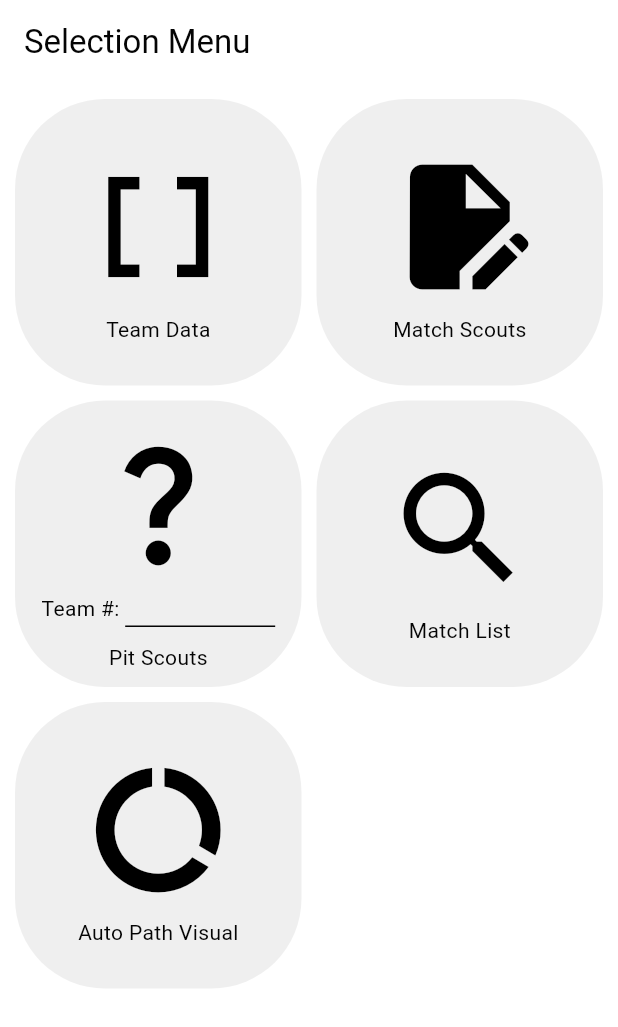
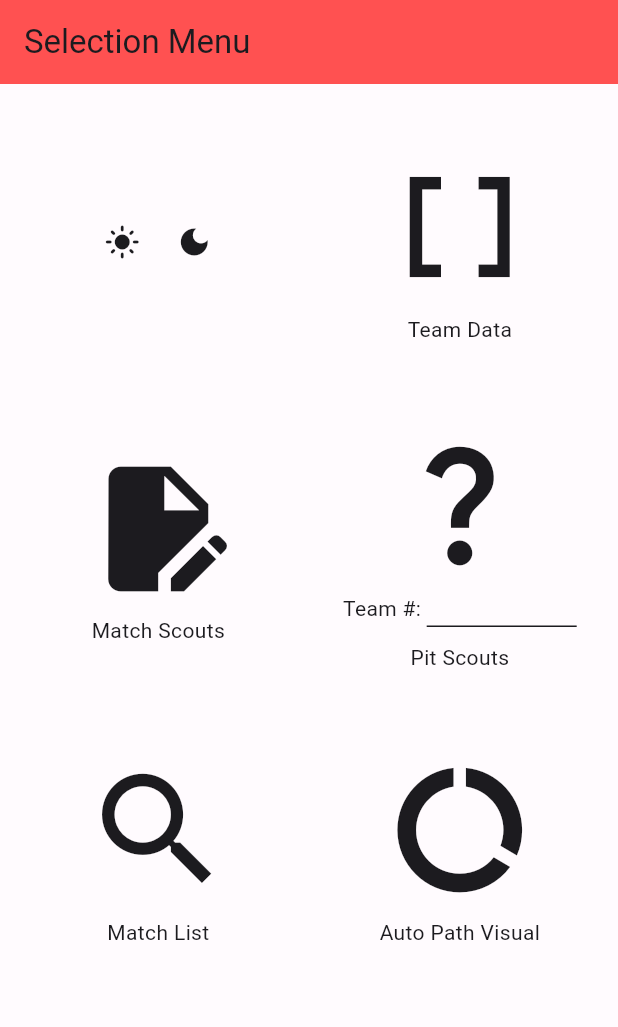
Before and after one commit to john-xu-1/frc1148_2023_scouting_app, a Flutter app: the screen it shows after launch, on a phone screen of 412 x 824 dp. Shown: the top 1027 px of the screen. Run offline on Flutter 3.47's test engine with Material 3 defaults, Android fonts, the phone set to English and light mode, and no system bars; our stand-ins replace fl_chart; missing offline and left inert: gsheets; key blocks and very long unbroken strings in the code were emptied for the run.

Commit message:
made light and dark mode

```diff
--- a/lib/color_scheme.dart
+++ b/lib/color_scheme.dart
@@ -1,4 +1,37 @@
 import 'package:flutter/material.dart';
+
+const lightColorScheme = ColorScheme(
+  brightness: Brightness.light,
+  primary: Color.fromARGB(255, 255, 81, 81),
+  onPrimary: Color(0xFFFFFFFF),
+  primaryContainer: Color.fromARGB(255, 255, 216, 216),
+  onPrimaryContainer: Color.fromARGB(255, 78, 3, 3),
+  secondary: Color.fromARGB(255, 115, 88, 87),
+  onSecondary: Color.fromARGB(255, 255, 255, 255),
+  error: Color.fromARGB(255, 176, 0, 82),
+  onError: Color.fromARGB(255, 255, 255, 255),
+  background: Color.fromARGB(255, 255, 251, 254),
+  onBackground: Color.fromARGB(255, 29, 27, 31),
+  surface: Color.fromARGB(255, 255, 251, 254),
+  onSurface: Color.fromARGB(255, 28, 27, 31),
+);
+
+const darkColorScheme = ColorScheme(
+  brightness: Brightness.dark,
+  primary: Color.fromARGB(255, 147, 2, 2),
+  onPrimary: Color.fromARGB(255, 133, 0, 0),
+  primaryContainer: Color.fromARGB(255, 121, 41, 41),
+  onPrimaryContainer: Color.fromARGB(255, 255, 216, 216),
+  secondary: Color.fromARGB(255, 225, 189, 189),
+  onSecondary: Color.fromARGB(255, 65, 42, 42),
+  error: Color.fromARGB(255, 207, 102, 102),
+  onError: Color.fromARGB(255, 28, 27, 31),
+  background: Color.fromARGB(255, 18, 18, 18),
+  onBackground: Color.fromARGB(255, 225, 225, 225),
+  surface: Color.fromARGB(255, 18, 18, 18),
+  onSurface: Color.fromARGB(255, 225, 225, 225),
+);
+
 
 class colors extends ColorScheme {
   // Define your custom colors here
@@ -9,7 +42,6 @@ class colors extends ColorScheme {
   static const Color myBackground = Color.fromARGB(255, 255, 255, 255);
   static const Color myOnBackground = Color.fromARGB(103, 216, 216, 216);
   static const Color myOnBackgroundD = Color.fromARGB(255, 184, 180, 180);
-
 
   static const Color mySurface = Color.fromARGB(255, 255, 255, 255);
   static const Color myOnSurface = Color.fromARGB(255, 4, 4, 4);
--- a/lib/entrance.dart
+++ b/lib/entrance.dart
@@ -9,220 +9,216 @@ import 'auto_vis_drawer.dart';
 import 'auto_form.dart';
 
 class Entrance extends StatefulWidget {
-  const Entrance({Key? key}) : super(key: key);
+  final Function(ThemeMode) onThemeChanged;
+
+  const Entrance({Key? key, required this.onThemeChanged}) : super(key: key);
 
   @override
   State<Entrance> createState() => _Entrance();
 }
 
-
 class _Entrance extends State<Entrance> {
-
   String pitTeam = "";
 
   @override
   Widget build(BuildContext context) {
+    final ColorScheme colorScheme = Theme.of(context).colorScheme;
+
     return Scaffold(
       appBar: AppBar(
         title: const Text("Selection Menu"),
-        backgroundColor: colors.myBackground,
+        backgroundColor: colorScheme.primary,
       ),
       body: Center(
         child: Container(
-          color: colors.myPrimaryColor,
+          color: colorScheme.background,
           child: GridView.count(
             crossAxisCount: 2,
             padding: const EdgeInsets.all(10),
             crossAxisSpacing: 10,
             mainAxisSpacing: 10,
             children: <Widget>[
-            Container(
+              Row(
+                mainAxisAlignment: MainAxisAlignment.center,
+                children: [
+                  IconButton(
+                    onPressed: () {
+                      widget.onThemeChanged(ThemeMode.light);
+                    },
+                    icon: const Icon(Icons.light_mode),
+                  ),
+                  IconButton(
+                    onPressed: () {
+                      widget.onThemeChanged(ThemeMode.dark);
+                    },
+                    icon: const Icon(Icons.dark_mode),
+                  ),
+                ],
+              ),
+              _buildGridItem(
+                context,
+                icon: Icons.data_array,
+                label: "Team Data",
+                onTap: () {
+                  Navigator.push(
+                    context,
+                    MaterialPageRoute(
+                      builder: (context) => const TeamDisplayChoice(),
+                    ),
+                  );
+                },
+              ),
+              _buildGridItem(
+                context,
+                icon: Icons.edit_document,
+                label: "Match Scouts",
+                onTap: () {
+                  Navigator.push(
+                    context,
+                    MaterialPageRoute(
+                      builder: (context) => const LogIn(),
+                    ),
+                  );
+                },
+              ),
+              _buildGridItemWithInput(
+                context,
+                icon: Icons.question_mark,
+                label: "Pit Scouts",
+                pitTeam: pitTeam,
+                onTeamChanged: (value) {
+                  setState(() {
+                    pitTeam = value;
+                  });
+                },
+                onTap: () {
+                  if (pitTeam.isNotEmpty) {
+                    Navigator.push(
+                      context,
+                      MaterialPageRoute(
+                        builder: (context) => PitScouting(teamName: pitTeam),
+                      ),
+                    );
+                  }
+                },
+              ),
+              _buildGridItem(
+                context,
+                icon: Icons.search,
+                label: "Match List",
+                onTap: () {
+                  Navigator.push(
+                    context,
+                    MaterialPageRoute(
+                      builder: (context) => const MatchList(),
+                    ),
+                  );
+                },
+              ),
+              _buildGridItem(
+                context,
+                icon: Icons.data_usage,
+                label: "Auto Path Visual",
+                onTap: () {
+                  Navigator.push(
+                    context,
+                    MaterialPageRoute(
+                      builder: (context) => const RobotPathGraph(),
+                    ),
+                  );
+                },
+              ),
+            ],
+          ),
+        ),
+      ),
+    );
+  }
+
+  Widget _buildGridItem(BuildContext context,
+      {required IconData icon,
+      required String label,
+      required VoidCallback onTap}) {
+    final ColorScheme colorScheme = Theme.of(context).colorScheme;
+
+    return Container(
       decoration: ShapeDecoration(
         shape: RoundedRectangleBorder(
           borderRadius: BorderRadius.circular(60.0),
         ),
-                //color: Color.fromARGB(20, 62, 62, 62)
-                color: colors.myOnBackground
+        color: colorScheme.surface,
       ),
-              //color: Colors.grey,
       child: Column(
         mainAxisAlignment: MainAxisAlignment.center,
         children: <Widget>[
           IconButton(
             iconSize: 100,
-                    onPressed: (){
-                      Navigator.push(
-                        context,
-                        MaterialPageRoute
-                        (
-                          builder: (context) => const TeamDisplayChoice(),
-                        )
+            onPressed: onTap,
+            icon: Icon(icon),
+            color: colorScheme.onSurface,
+          ),
+          Text(
+            label,
+            style: TextStyle(color: colorScheme.onSurface),
+          ),
+        ],
+      ),
     );
-                    },
-                    icon: const Icon(Icons.data_array),
-                    color: Colors.black,
-                  ),
-                  const Text("Team Data"),
-                ],
-              )
-            ),
-            Container(
+  }
+
+  Widget _buildGridItemWithInput(BuildContext context,
+      {required IconData icon,
+      required String label,
+      required String pitTeam,
+      required ValueChanged<String> onTeamChanged,
+      required VoidCallback onTap}) {
+    final ColorScheme colorScheme = Theme.of(context).colorScheme;
+
+    return Container(
       decoration: ShapeDecoration(
         shape: RoundedRectangleBorder(
           borderRadius: BorderRadius.circular(60.0),
         ),
-                //color: Color.fromARGB(20, 62, 62, 62)
-                color: colors.myOnBackground
+        color: colorScheme.surface,
       ),
-              //color: Colors.grey,
       child: Column(
         mainAxisAlignment: MainAxisAlignment.center,
         children: <Widget>[
           IconButton(
             iconSize: 100,
-                    onPressed: (){
-                      Navigator.push(
-                        context,
-                        MaterialPageRoute
-                        (
-                          builder: (context) => const LogIn(),
-                        )
-                      );
-                    },
-                    icon: const Icon(Icons.edit_document),
-                    color: Colors.black,
+            onPressed: onTap,
+            icon: Icon(icon),
+            color: colorScheme.onSurface,
           ),
-                  const Text("Match Scouts"),
-
-                ],
-              )
-            ),
-            Container(
-              decoration: ShapeDecoration(
-                shape: RoundedRectangleBorder(
-                  borderRadius: BorderRadius.circular(60.0),
-                ),
-                //color: Color.fromARGB(20, 62, 62, 62)
-                color: colors.myOnBackground
-              ),
-              //color: Colors.grey,
-              child: Column(
+          Row(
             mainAxisAlignment: MainAxisAlignment.center,
             children: <Widget>[
-                  IconButton(
-                    iconSize: 100,
-                    onPressed: (){
-                      if (pitTeam != ""){
-                        Navigator.push(
-                          context,
-                          MaterialPageRoute
-                          (
-                            builder: (context) => PitScouting(teamName: pitTeam)
-                          )
-                        );
-                      }
-                    },
-                    icon: const Icon(Icons.question_mark),
-                    color: Colors.black,
+              Text(
+                "Team #: ",
+                style: TextStyle(color: colorScheme.onSurface),
               ),
-                  Row (
-                    mainAxisAlignment: MainAxisAlignment.center,
-                    children: <Widget> [
-                      const Text("Team #: "),
               SizedBox(
                 height: 25,
                 width: 100,
                 child: TextField(
-                          onChanged: (String value){
-                            setState(() {
-                              pitTeam = value;
-                            });
-                          },
-                        )
+                  onChanged: onTeamChanged,
+                  style: TextStyle(color: colorScheme.onSurface),
+                  decoration: InputDecoration(
+                    enabledBorder: UnderlineInputBorder(
+                      borderSide: BorderSide(color: colorScheme.onSurface),
+                    ),
+                  ),
+                ),
               ),
             ],
           ),
-                  const SizedBox(height: 10,),
-                  const Text("Pit Scouts"),
-                ],
-              )
-            ),
-            Container(
-              decoration: ShapeDecoration(
-                shape: RoundedRectangleBorder(
-                  borderRadius: BorderRadius.circular(60.0),
-                ),
-                //color: Color.fromARGB(20, 62, 62, 62)
-                color: colors.myOnBackground
-              ),
-              //color: Colors.grey,
-              child: Column(
-                mainAxisAlignment: MainAxisAlignment.center,
-                children: <Widget>[
-                  IconButton(
-                    iconSize: 100,
-                    onPressed: (){
-                      Navigator.push(
-                        context,
-                        MaterialPageRoute
-                        (
-                          builder: (context) => const MatchList()
-                        )
-                      );
-                    },
-                    icon: const Icon(Icons.search),
-                    color: Colors.black,
-                  ),
-                  const Text("Match List"),
-
-
-                ],
-              )
-            ),
-
-            Container(
-              decoration: ShapeDecoration(
-                shape: RoundedRectangleBorder(
-                  borderRadius: BorderRadius.circular(60.0),
-                ),
-                //color: Color.fromARGB(20, 62, 62, 62)
-                color: colors.myOnBackground
-              ),
-              //color: Colors.grey,
-              child: Column(
-                mainAxisAlignment: MainAxisAlignment.center,
-                children: <Widget>[
-                  IconButton(
-                    iconSize: 100,
-                    onPressed: (){
-                      Navigator.push(
-                        context,
-                        MaterialPageRoute
-                        (
-                          builder: (context) => const RobotPathGraph()
-                        )
-                      );
-                    },
-                    icon: const Icon(Icons.data_usage),
-                    color: Colors.black,
-                  ),
-                  const Text("Auto Path Visual"),
-
-
-                ],
-              )
+          const SizedBox(height: 10),
+          Text(
+            label,
+            style: TextStyle(color: colorScheme.onSurface),
           ),
         ],
-
       ),
-
-        )
-
-
-      ),
-
-
-
     );
   }
 }
--- a/lib/lead_scouting.dart
+++ b/lib/lead_scouting.dart
@@ -511,7 +511,9 @@ class _LeadScouting extends State<LeadScouting> {
               await _submitForm();
               reset();
               Navigator.push(context,
-                  MaterialPageRoute(builder: (context) => const Entrance()));
+                  MaterialPageRoute(builder: (context) => Entrance(onThemeChanged: (newTheme) {
+                    // Handle theme change here
+                  })));
             },
             child: const Icon(Icons.send, color: colors.myOnPrimary),
           )
--- a/lib/main.dart
+++ b/lib/main.dart
@@ -6,19 +6,30 @@ void main() {
   runApp(const MyApp());
 }
 
-class MyApp extends StatelessWidget {
+class MyApp extends StatefulWidget {
   const MyApp({super.key});
+
+  @override
+  _MainAppState createState() => _MainAppState();
+}
+
+class _MainAppState extends State<MyApp> {
+  ThemeMode themeMode = ThemeMode.system;
+
   @override
   Widget build(BuildContext context) {
     return MaterialApp(
       title: 'Scouting Home Page',
-      // theme: ThemeData(
-      //   colorScheme: ColorScheme.fromSeed(seedColor: Colors.red),
-      //   useMaterial3: true,
-      // ),
-      theme: ThemeData.from(colorScheme: colors()),
-      home: const Entrance(),
-      // home: const AutoVisualization(),
+      theme: ThemeData.from(colorScheme: lightColorScheme),
+      darkTheme: ThemeData.from(colorScheme: darkColorScheme),
+      themeMode: themeMode,
+      home: Entrance(
+        onThemeChanged: (ThemeMode mode) {
+          setState(() {
+            themeMode = mode;
+          });
+        },
+      ),
     );
   }
 }
--- a/lib/pit_scouting.dart
+++ b/lib/pit_scouting.dart
@@ -503,7 +503,8 @@ class _PitScouting extends State<PitScouting> {
                   context,
                   MaterialPageRoute
                   (
-                    builder: (context) => const Entrance()
+                    builder: (context) => Entrance(onThemeChanged: (newTheme) {
+                    })
                   )
                 );
               },
--- a/lib/subjective_form.dart
+++ b/lib/subjective_form.dart
@@ -221,7 +221,8 @@ class _SubjectiveForm extends State<SubjectiveForm> {
                     context,
                     MaterialPageRoute
                     (
-                      builder: (context) => const Entrance()
+                      builder: (context) => Entrance(onThemeChanged: (newTheme) {
+                    })
                     )
                   );
                 });
```
Lines whose indentation alone changed are shown as unchanged.
